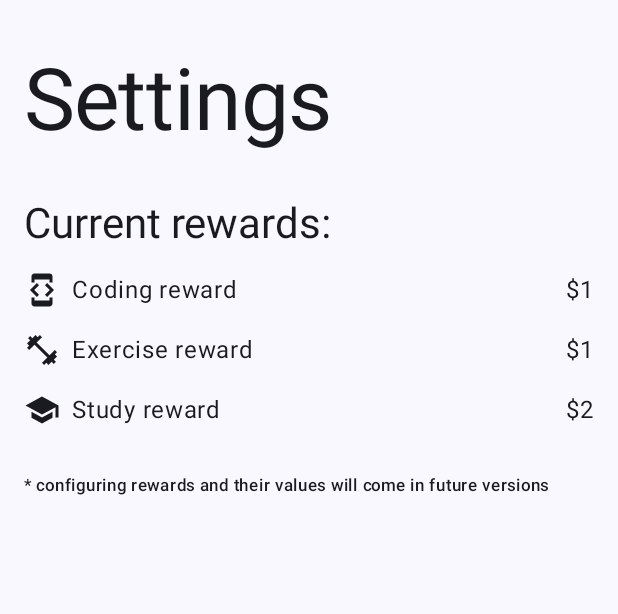
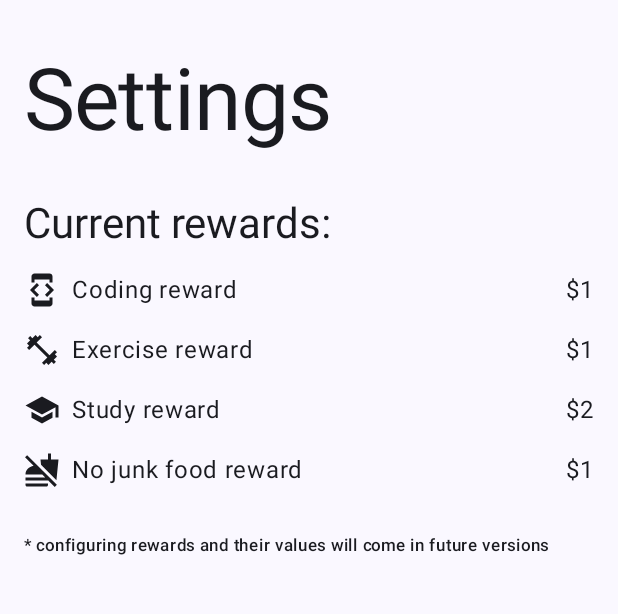
Before and after one commit to sergeimikhailov/motiv, an Android app built with Jetpack Compose: the SettingsScreen screen opened through its navigation route, on a phone screen of 412 x 824 dp, the part 69-683 px from its top. Run offline under Robolectric (Android 15) with nearby library versions, the light colour scheme and no system bars; our stand-ins replace Room's generated code, livedata-compose.

Commit message:
No junk food reward is important to me

```diff
--- a/app/src/main/java/nz/mikhailov/motiv/feature/rewards/business/GetRewardsUseCase.kt
+++ b/app/src/main/java/nz/mikhailov/motiv/feature/rewards/business/GetRewardsUseCase.kt
@@ -15,6 +15,7 @@ class GetRewardsUseCase {
                     Reward.Code(1),
                     Reward.Exercise(1),
                     Reward.Study(2),
+                    Reward.NoJunkFood(1),
                 )
             )
         }
--- a/app/src/main/java/nz/mikhailov/motiv/feature/rewards/business/model/Reward.kt
+++ b/app/src/main/java/nz/mikhailov/motiv/feature/rewards/business/model/Reward.kt
@@ -6,4 +6,5 @@ sealed class Reward {
     data class Code(override val amount: Int): Reward()
     data class Exercise(override val amount: Int): Reward()
     data class Study(override val amount: Int): Reward()
+    data class NoJunkFood(override val amount: Int): Reward()
 }
--- a/app/src/main/java/nz/mikhailov/motiv/feature/settings/ui/model/RewardUIO.kt
+++ b/app/src/main/java/nz/mikhailov/motiv/feature/settings/ui/model/RewardUIO.kt
@@ -3,6 +3,7 @@ package nz.mikhailov.motiv.feature.settings.ui.model
 import androidx.compose.material.icons.Icons
 import androidx.compose.material.icons.filled.DeveloperMode
 import androidx.compose.material.icons.filled.FitnessCenter
+import androidx.compose.material.icons.filled.NoFood
 import androidx.compose.material.icons.filled.School
 import androidx.compose.ui.graphics.vector.ImageVector
 import nz.mikhailov.motiv.feature.rewards.business.model.Reward
@@ -26,6 +27,11 @@ sealed interface RewardUIO {
         override val amount: Int,
         override val icon: ImageVector = Icons.Filled.DeveloperMode,
         override val description: String = "Coding reward"): RewardUIO
+
+    data class NoJunkFood(
+        override val amount: Int,
+        override val icon: ImageVector = Icons.Filled.NoFood,
+        override val description: String = "No junk food reward"): RewardUIO
 }
 
 fun List<Reward>.toUIO() = map { it.toUIO() }
@@ -34,4 +40,5 @@ fun Reward.toUIO() = when (this) {
     is Reward.Code -> RewardUIO.Code(amount)
     is Reward.Exercise -> RewardUIO.Exercise(amount)
     is Reward.Study -> RewardUIO.Study(amount)
+    is Reward.NoJunkFood -> RewardUIO.NoJunkFood(amount)
 }
--- a/app/src/main/java/nz/mikhailov/motiv/feature/transactions/ui/model/RewardUIO.kt
+++ b/app/src/main/java/nz/mikhailov/motiv/feature/transactions/ui/model/RewardUIO.kt
@@ -4,11 +4,16 @@ import androidx.compose.material.icons.Icons
 import androidx.compose.material.icons.filled.DeveloperMode
 import androidx.compose.material.icons.filled.FitnessCenter
 import androidx.compose.material.icons.filled.Help
+import androidx.compose.material.icons.filled.NoFood
 import androidx.compose.material.icons.filled.School
 import androidx.compose.ui.graphics.vector.ImageVector
 import nz.mikhailov.motiv.feature.rewards.business.model.Reward
 import nz.mikhailov.motiv.feature.transactions.business.model.Transaction
-import nz.mikhailov.motiv.feature.transactions.ui.model.RewardUIO.*
+import nz.mikhailov.motiv.feature.transactions.ui.model.RewardUIO.Code
+import nz.mikhailov.motiv.feature.transactions.ui.model.RewardUIO.Exercise
+import nz.mikhailov.motiv.feature.transactions.ui.model.RewardUIO.NoJunkFood
+import nz.mikhailov.motiv.feature.transactions.ui.model.RewardUIO.Study
+import nz.mikhailov.motiv.feature.transactions.ui.model.RewardUIO.Unknown
 
 sealed interface RewardUIO {
     val amount: Int
@@ -32,6 +37,11 @@ sealed interface RewardUIO {
         override val icon: ImageVector = Icons.Filled.DeveloperMode,
         override val actionDescription: String = "Add coding reward"): RewardUIO
 
+    data class NoJunkFood(
+        override val amount: Int,
+        override val icon: ImageVector = Icons.Filled.NoFood,
+        override val actionDescription: String = "Add no junk food reward"): RewardUIO
+
     data class Unknown(
         override val amount: Int,
         override val icon: ImageVector = Icons.Filled.Help,
@@ -42,6 +52,7 @@ fun Transaction.toRewardUIO() = when (activity) {
     Exercise(0).iconString -> Exercise(amount)
     Study(0).iconString -> Study(amount)
     Code(0).iconString -> Code(amount)
+    NoJunkFood(0).iconString -> NoJunkFood(amount)
     else -> Unknown(amount)
 }
 
@@ -51,4 +62,5 @@ fun Reward.toUIO() = when (this) {
     is Reward.Code -> Code(amount)
     is Reward.Exercise -> Exercise(amount)
     is Reward.Study -> Study(amount)
+    is Reward.NoJunkFood -> NoJunkFood(amount)
 }
```
